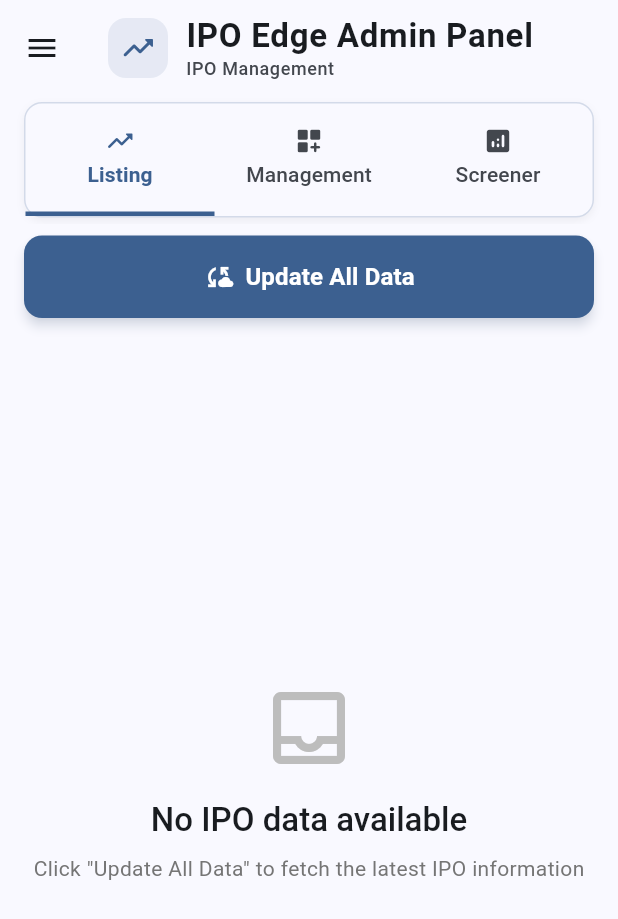
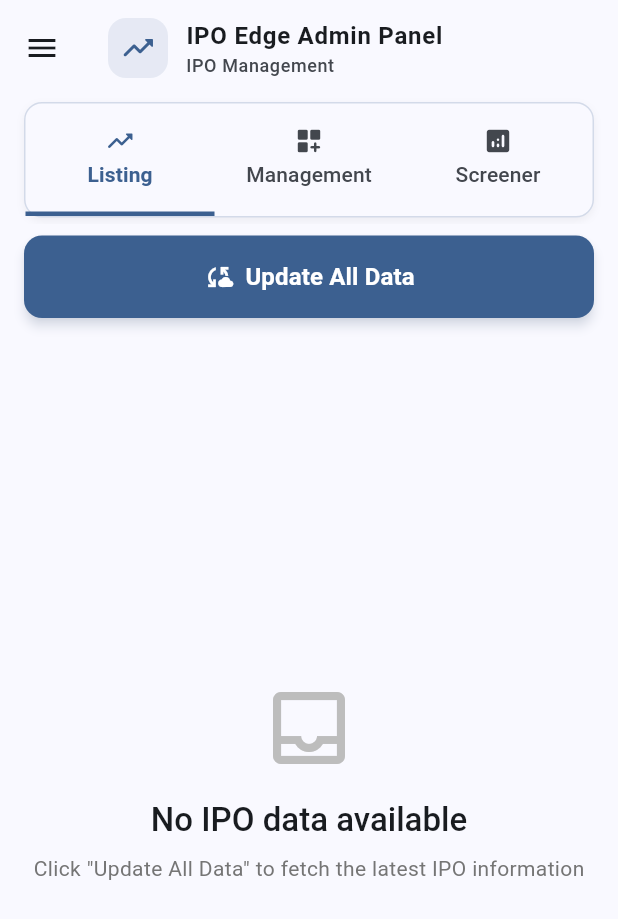
Before and after one commit to secretdeveloper90/ipoedge-scraping-app, a Flutter app: the screen it shows after launch, on a phone screen of 412 x 824 dp. Shown: the top 919 px of the screen. Run offline on Flutter 3.47's test engine with Material 3 defaults, Android fonts, the phone set to English and light mode, and no system bars; our stand-ins replace cloud_firestore, firebase_core; accounts and stored records are empty.

Commit message:
fixed the ui changes

```diff
--- a/lib/screens/home_screen.dart
+++ b/lib/screens/home_screen.dart
@@ -111,7 +111,7 @@ class _HomeScreenState extends State<HomeScreen> {
               children: [
                 Text(
                   'IPO Edge Admin Panel',
-                  style: Theme.of(context).textTheme.titleLarge?.copyWith(
+                  style: Theme.of(context).textTheme.titleMedium?.copyWith(
                         fontWeight: FontWeight.w700,
                         letterSpacing: 0.5,
                       ),
--- a/lib/screens/management_tab.dart
+++ b/lib/screens/management_tab.dart
@@ -408,13 +408,13 @@ class _ManagementTabState extends State<ManagementTab> {
               ),
               DataColumn(
                 label: Container(
-                  width: 150,
+                  width: 120,
                   child: const Text('Company Name'),
                 ),
               ),
               DataColumn(
                 label: Container(
-                  width: 120,
+                  width: 90,
                   child: const Text('Actions'),
                 ),
               ),
@@ -439,7 +439,7 @@ class _ManagementTabState extends State<ManagementTab> {
                   ),
                   DataCell(
                     Container(
-                      width: 180,
+                      width: 120,
                       padding: const EdgeInsets.symmetric(vertical: 8),
                       child: Text(
                         ipo.companyName?.isNotEmpty == true
```
